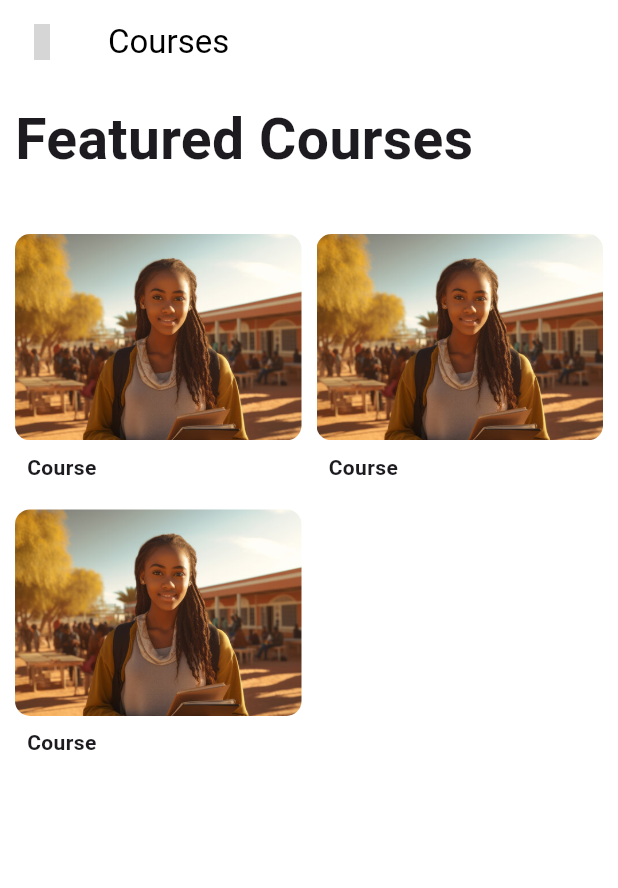
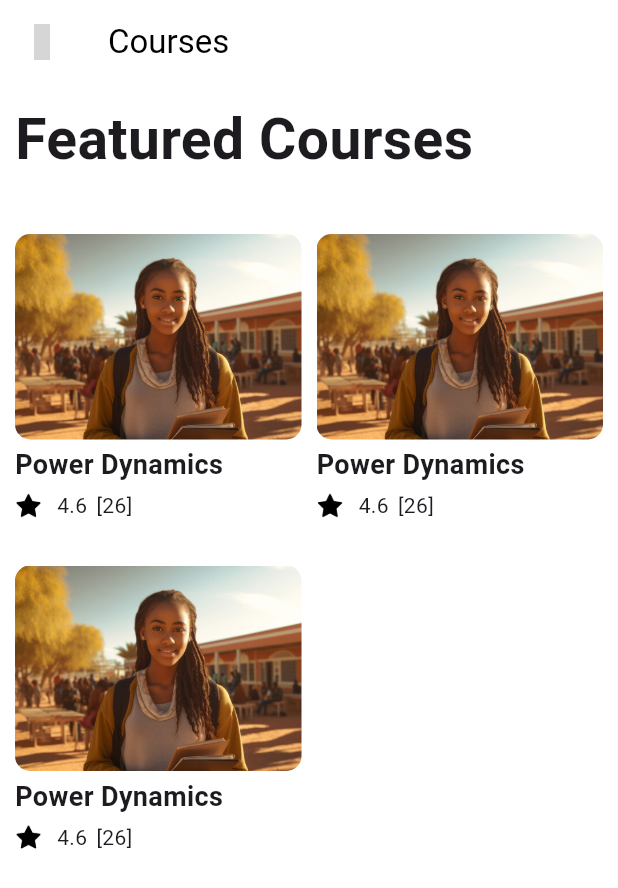
Before and after one commit to ishi265/ufuluapp, a Flutter app: the screen it shows after launch, on a phone screen of 412 x 824 dp. Shown: the top 888 px of the screen. Run offline on Flutter 3.47's test engine with Material 3 defaults, Android fonts, the phone set to English and light mode, and no system bars; our stand-ins replace google_fonts, iconsax; grey boxes are pictures that could not be loaded.

Commit message:
added the course widget

```diff
--- a/lib/pages/courses.dart
+++ b/lib/pages/courses.dart
@@ -28,11 +28,11 @@ class Courses extends StatelessWidget {
                 gridDelegate: SliverGridDelegateWithFixedCrossAxisCount(
                   crossAxisCount: 2,
                   crossAxisSpacing: 10,
-                  mainAxisSpacing: 10,
-                  childAspectRatio: 1.1,
+                  mainAxisSpacing: 30,
+                  childAspectRatio: 1,
                 ),
                 itemBuilder: (context, index) {
-                  return CourseWidget(); // Reusable widget for each course
+                  return CourseWidget();
                 },
               ),
             ),
--- a/lib/widgets/courseWidget.dart
+++ b/lib/widgets/courseWidget.dart
@@ -17,13 +17,35 @@ class CourseWidget extends StatelessWidget {
                 fit: BoxFit.cover,
               )),
         ),
-        Padding(
-          padding: EdgeInsets.all(8),
-          child: Text(
-            "Course",
-            style: TextStyle(fontWeight: FontWeight.bold),
-          ),
+        SizedBox(
+          height: 4,
         ),
+        Text(
+          "Power Dynamics",
+          style: TextStyle(fontSize: 18, fontWeight: FontWeight.w600),
+        ),
+        SizedBox(
+          height: 4,
+        ),
+        Row(
+          children: [
+            Image.asset("images/star.png", width: 18, height: 18),
+            SizedBox(
+              width: 10,
+            ),
+            Text(
+              "4.6",
+              style: TextStyle(fontSize: 14),
+            ),
+            SizedBox(
+              width: 6,
+            ),
+            Text(
+              "[26]",
+              style: TextStyle(fontSize: 14),
+            )
+          ],
+        )
       ],
     );
   }
```
